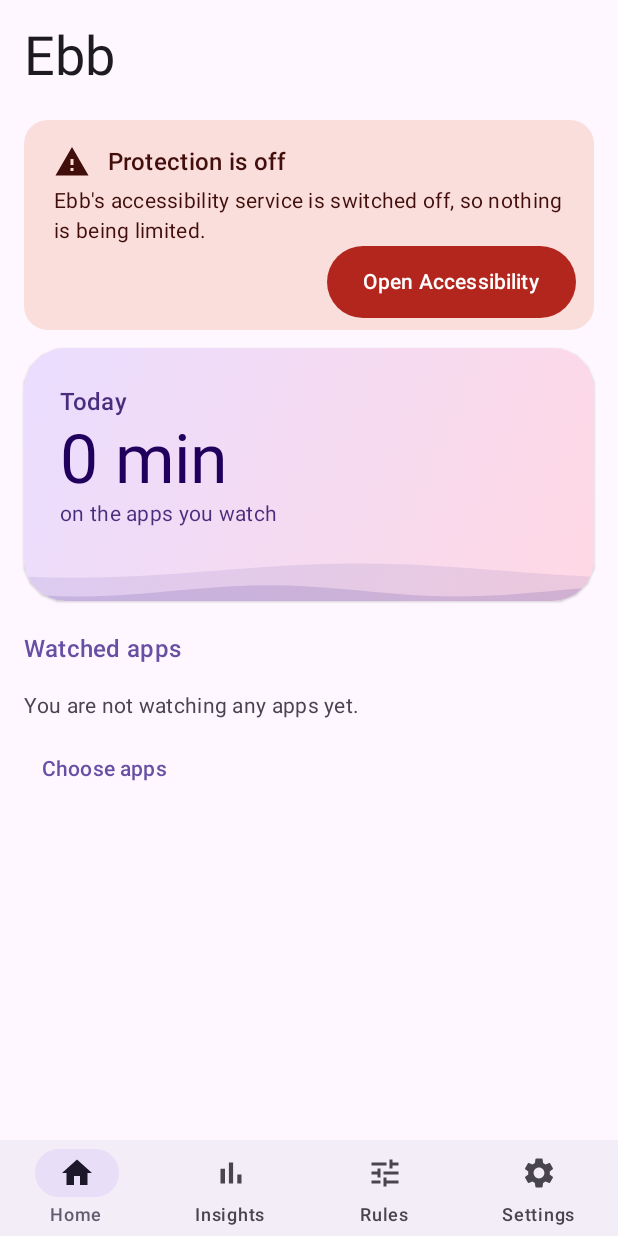
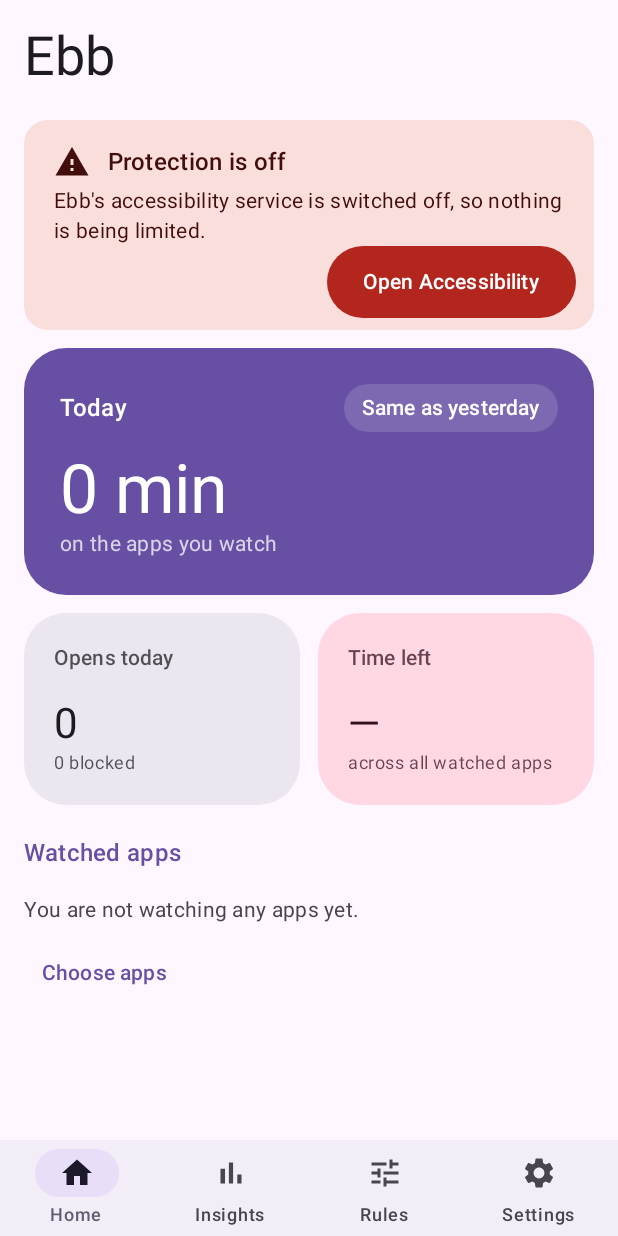
Before and after one commit to jscyril/ebb, an Android app built with Jetpack Compose: the composable MainShell shown on its own in the app's theme, on a phone screen of 412 x 824 dp. Run offline under Robolectric (Android 15) with nearby library versions, the phone set to English and light mode, and no system bars; our stand-ins replace Material 3 Expressive styles (plain Material 3 is drawn), Room's generated code; 2 statements that could not run were skipped.

Commit message:
Home: bento-style summary cards
Bold flat card with today's total, the daily limit, a trend pill vs yesterday and a progress bar,
plus two tiles (opens/blocked today, time left). Deep primary in light mode, primary container in dark.

Co-Authored-By: Claude Opus 5.5 <noreply@anthropic.com>

```diff
--- a/app/src/main/java/com/jscyril/ebb/ui/app/Home.kt
+++ b/app/src/main/java/com/jscyril/ebb/ui/app/Home.kt
@@ -11,7 +11,6 @@ import androidx.compose.animation.togetherWith
 import androidx.compose.animation.fadeIn
 import androidx.compose.animation.fadeOut
 import androidx.compose.foundation.background
-import androidx.compose.ui.graphics.Brush
 import androidx.compose.foundation.layout.Arrangement
 import androidx.compose.foundation.layout.Box
 import androidx.compose.foundation.layout.Column
@@ -58,13 +57,21 @@ import com.jscyril.ebb.engine.AppState
 import com.jscyril.ebb.guard.Admin
 import com.jscyril.ebb.service.ServiceState
 import com.jscyril.ebb.ui.theme.EbbMotion
-import com.jscyril.ebb.ui.theme.Tide
-import com.jscyril.ebb.ui.theme.rememberReducedMotion
 import kotlinx.coroutines.flow.SharingStarted
 import kotlinx.coroutines.flow.flow
 import kotlinx.coroutines.flow.map
 import kotlinx.coroutines.flow.stateIn
 import java.time.ZoneId
+import com.jscyril.ebb.data.DayTotal
+import androidx.compose.ui.res.pluralStringResource
+import androidx.compose.ui.graphics.Color
+import androidx.compose.ui.draw.clip
+import androidx.compose.material3.LocalContentColor
+import androidx.compose.foundation.shape.CircleShape
+import androidx.compose.foundation.layout.fillMaxHeight
+import androidx.compose.foundation.layout.height
+import androidx.compose.foundation.layout.IntrinsicSize
+import androidx.compose.ui.graphics.luminance
 
 class HomeVm(app: Application) : AndroidViewModel(app) {
     private val repo = Repo.get(app)
@@ -75,7 +82,8 @@ class HomeVm(app: Application) : AndroidViewModel(app) {
     val protectionOn = repo.protectionEnabledFlow.stateIn(viewModelScope, sub, true)
     val now = trustedTicker(app).stateIn(viewModelScope, sub, null)
     val zone = flow<ZoneId?> { emit(repo.zone()) }.stateIn(viewModelScope, SharingStarted.Eagerly, null)
-    val todaySec = repo.dailyTotals(1).map { it.lastOrNull()?.seconds ?: 0L }.stateIn(viewModelScope, sub, 0L)
+    /** Yesterday and today, oldest first. */
+    val days = repo.dailyTotals(2).stateIn(viewModelScope, sub, emptyList())
 
 }
 
@@ -88,7 +96,7 @@ fun Home(onOpenRules: () -> Unit, onOpenSettings: () -> Unit, contentPadding: Pa
     val protectionOn by vm.protectionOn.collectAsStateWithLifecycle()
     val now by vm.now.collectAsStateWithLifecycle()
     val zone by vm.zone.collectAsStateWithLifecycle()
-    val todaySec by vm.todaySec.collectAsStateWithLifecycle()
+    val days by vm.days.collectAsStateWithLifecycle()
     var serviceOn by remember { mutableStateOf(true) }
     var adminOn by remember { mutableStateOf(true) }
     LifecycleResumeEffect(Unit) {
@@ -123,8 +131,8 @@ fun Home(onOpenRules: () -> Unit, onOpenSettings: () -> Unit, contentPadding: Pa
             )
         }
         item(key = "hero") {
-            val capSec = apps.sumOf { it.dailyCapMin.coerceAtLeast(0) * 60L }.coerceAtLeast(60)
-            Hero(todaySec, (todaySec.toFloat() / capSec).coerceIn(0f, 1f), Modifier.animateItem())
+            val capSec = apps.sumOf { it.dailyCapMin.coerceAtLeast(0) * 60L }
+            Hero(days.lastOrNull(), days.getOrNull(days.size - 2)?.takeIf { days.size == 2 }, capSec, Modifier.animateItem())
         }
         item(key = "appsTitle") { SectionTitle(stringResource(R.string.home_watched), Modifier.semantics { heading() }) }
         if (rules != null && apps.isEmpty()) item(key = "empty") {
@@ -141,22 +149,82 @@ fun Home(onOpenRules: () -> Unit, onOpenSettings: () -> Unit, contentPadding: Pa
     }
 }
 
+/**
+ * Bento-style summary: one bold card with today's total, the limit and a progress bar, then two small
+ * tiles (opens/blocked, time left). Flat cards with big numbers, after the finance-dashboard look.
+ */
 @Composable
-private fun Hero(todaySec: Long, fraction: Float, modifier: Modifier) {
-    val reduced = rememberReducedMotion()
-    val level by animateFloatAsState(0.88f - 0.6f * fraction, EbbMotion.Slow(), label = "level")
+private fun Hero(today: DayTotal?, yesterday: DayTotal?, capSec: Long, modifier: Modifier) {
     val cs = MaterialTheme.colorScheme
-    val wash = remember(cs) { Brush.linearGradient(listOf(cs.primaryContainer, cs.tertiaryContainer)) }
-    ElevatedCard(modifier.fillMaxWidth(), shape = MaterialTheme.shapes.extraLarge) {
-        Box(Modifier.fillMaxWidth().background(wash)) {
-            Tide(Modifier.matchParentSize(), animate = !reduced, level = level)
-            Column(Modifier.padding(24.dp).padding(bottom = 24.dp)) {
-                Text(stringResource(R.string.home_today), style = MaterialTheme.typography.titleMedium, color = cs.onPrimaryContainer.copy(alpha = 0.8f))
-                AnimatedContent(usageText(todaySec), transitionSpec = { fadeIn(EbbMotion.Standard()) togetherWith fadeOut(EbbMotion.Fast()) }, label = "total") {
-                    Text(it, style = MaterialTheme.typography.displayMedium, color = cs.onPrimaryContainer)
+    val sec = today?.seconds ?: 0L
+    val fraction = if (capSec > 0) (sec.toFloat() / capSec).coerceIn(0f, 1f) else 0f
+    val bar by animateFloatAsState(fraction, EbbMotion.Slow(), label = "bar")
+    Column(modifier.fillMaxWidth(), verticalArrangement = Arrangement.spacedBy(12.dp)) {
+        // A deep, saturated card in both modes: primary in light, the dark primary container in dark.
+        val dark = cs.surface.luminance() < 0.5f
+        val card = if (dark) cs.primaryContainer else cs.primary
+        val ink = if (dark) cs.onPrimaryContainer else cs.onPrimary
+        val accent = if (dark) cs.primary else cs.inversePrimary
+        Surface(Modifier.fillMaxWidth(), color = card, contentColor = ink, shape = MaterialTheme.shapes.extraLarge) {
+            Column(Modifier.padding(24.dp)) {
+                Row(verticalAlignment = Alignment.CenterVertically) {
+                    Text(stringResource(R.string.home_today), Modifier.weight(1f), style = MaterialTheme.typography.titleMedium)
+                    if (yesterday != null) TrendPill(sec - yesterday.seconds, ink)
                 }
-                Text(stringResource(R.string.home_today_sub), style = MaterialTheme.typography.bodyMedium, color = cs.onPrimaryContainer.copy(alpha = 0.8f))
+                AnimatedContent(usageText(sec), transitionSpec = { fadeIn(EbbMotion.Standard()) togetherWith fadeOut(EbbMotion.Fast()) }, label = "total") {
+                    Text(it, Modifier.padding(top = 12.dp), style = MaterialTheme.typography.displayMedium)
+                }
+                Text(
+                    if (capSec > 0) stringResource(R.string.home_of_limit, usageText(capSec)) else stringResource(R.string.home_today_sub),
+                    style = MaterialTheme.typography.bodyMedium, color = LocalContentColor.current.copy(alpha = 0.75f),
+                )
+                if (capSec > 0) {
+                    Text(
+                        stringResource(R.string.home_used_pct, (fraction * 100).toInt()), Modifier.padding(top = 20.dp, bottom = 8.dp),
+                        style = MaterialTheme.typography.labelLarge, color = LocalContentColor.current.copy(alpha = 0.75f),
+                    )
+                    Box(Modifier.fillMaxWidth().height(10.dp).clip(CircleShape).background(ink.copy(alpha = 0.18f))) {
+                        Box(Modifier.fillMaxHeight().fillMaxWidth(bar).clip(CircleShape).background(accent))
+                    }
+                }
             }
+        }
+        Row(Modifier.fillMaxWidth().height(IntrinsicSize.Max), horizontalArrangement = Arrangement.spacedBy(12.dp)) {
+            MiniTile(
+                stringResource(R.string.home_opens), (today?.opens ?: 0).toString(),
+                pluralStringResource(R.plurals.insights_blocked_caption, today?.blocked ?: 0, today?.blocked ?: 0),
+                cs.surfaceContainerHigh, Modifier.weight(1f),
+            )
+            MiniTile(
+                stringResource(R.string.home_left), if (capSec > 0) usageText((capSec - sec).coerceAtLeast(0)) else "—",
+                stringResource(R.string.home_left_caption), cs.tertiaryContainer, Modifier.weight(1f),
+            )
+        }
+    }
+}
+
+/** "+12m" / "−8m" vs yesterday; less is better, so less gets the calm colour. */
+@Composable
+private fun TrendPill(deltaSec: Long, ink: Color) {
+    val min = deltaSec / 60
+    val text = when {
+        min > 0 -> stringResource(R.string.home_trend_up, min)
+        min < 0 -> stringResource(R.string.home_trend_down, -min)
+        else -> stringResource(R.string.home_trend_same)
+    }
+    Surface(color = ink.copy(alpha = 0.14f), contentColor = ink, shape = CircleShape) {
+        Text(text, Modifier.padding(horizontal = 12.dp, vertical = 6.dp), style = MaterialTheme.typography.labelLarge)
+    }
+}
+
+@Composable
+private fun MiniTile(label: String, value: String, caption: String, color: Color, modifier: Modifier) {
+    Surface(modifier.fillMaxHeight(), color = color, shape = MaterialTheme.shapes.extraLarge) {
+        Column(Modifier.padding(20.dp)) {
+            val ink = LocalContentColor.current
+            Text(label, style = MaterialTheme.typography.labelLarge, color = ink.copy(alpha = 0.75f))
+            Text(value, Modifier.padding(top = 16.dp), style = MaterialTheme.typography.headlineMedium.copy(fontFeatureSettings = "tnum"))
+            Text(caption, style = MaterialTheme.typography.bodySmall, color = ink.copy(alpha = 0.75f))
         }
     }
 }
--- a/app/src/main/res/values/strings.xml
+++ b/app/src/main/res/values/strings.xml
@@ -140,6 +140,14 @@
     <!-- Home -->
     <string name="home_today">Today</string>
     <string name="home_today_sub">on the apps you watch</string>
+    <string name="home_of_limit">of %1$s daily limit</string>
+    <string name="home_used_pct">%1$d%% of today\'s limit used</string>
+    <string name="home_trend_up">+%1$dm vs yesterday</string>
+    <string name="home_trend_down">−%1$dm vs yesterday</string>
+    <string name="home_trend_same">Same as yesterday</string>
+    <string name="home_opens">Opens today</string>
+    <string name="home_left">Time left</string>
+    <string name="home_left_caption">across all watched apps</string>
     <string name="home_watched">Watched apps</string>
     <string name="home_empty">You are not watching any apps yet.</string>
     <string name="home_empty_action">Choose apps</string>
```
